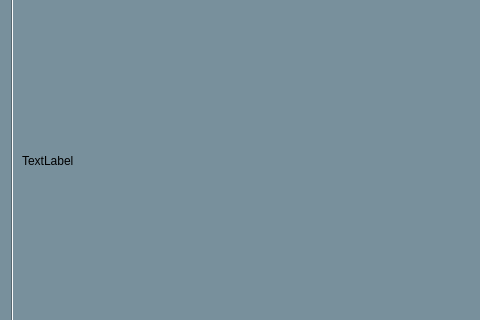
First picture: the form in PowerSources/Rectifiers/Rectifiers.ui, repository DKuzSer/Project_For_Rodin, before the edit; both pictures show x 0 to 480 and y 174 to 494 of the 767 by 646 pixel window.
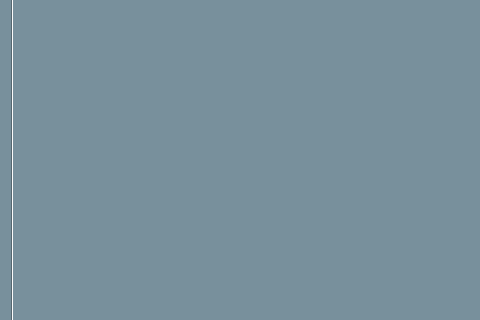
Second picture: the form after the edit. The open tabs and pages were chosen to show the change.

Diff of the .ui file:
```diff
--- a/PowerSources/Rectifiers/Rectifiers.ui
+++ b/PowerSources/Rectifiers/Rectifiers.ui
@@ -10,7 +10,7 @@
     <x>0</x>
     <y>0</y>
     <width>767</width>
-    <height>606</height>
+    <height>635</height>
    </rect>
   </property>
   <property name="sizePolicy">
@@ -147,6 +147,15 @@
         <number>1</number>
        </property>
        <widget class="QWidget" name="Tab_PageCircuit">
+        <property name="sizePolicy">
+         <sizepolicy hsizetype="Minimum" vsizetype="Minimum">
+          <horstretch>0</horstretch>
+          <verstretch>0</verstretch>
+         </sizepolicy>
+        </property>
+        <property name="focusPolicy">
+         <enum>Qt::StrongFocus</enum>
+        </property>
         <property name="styleSheet">
          <string notr="true">background-color: rgb(120, 144, 156)</string>
         </property>
@@ -157,20 +166,7 @@
          <item row="0" column="0">
           <layout class="QGridLayout" name="gridLayout_5">
            <item row="0" column="0">
-            <widget class="QLabel" name="Label_PixMapCircuit">
-             <property name="maximumSize">
-              <size>
-               <width>700</width>
-               <height>400</height>
-              </size>
-             </property>
-             <property name="styleSheet">
-              <string notr="true">background-color: rgb(120, 144, 156)</string>
-             </property>
-             <property name="text">
-              <string>TextLabel</string>
-             </property>
-            </widget>
+            <layout class="QHBoxLayout" name="SVG"/>
            </item>
           </layout>
          </item>
```
Left out of the diff: 5 changed lines with no effect on the pictures.
